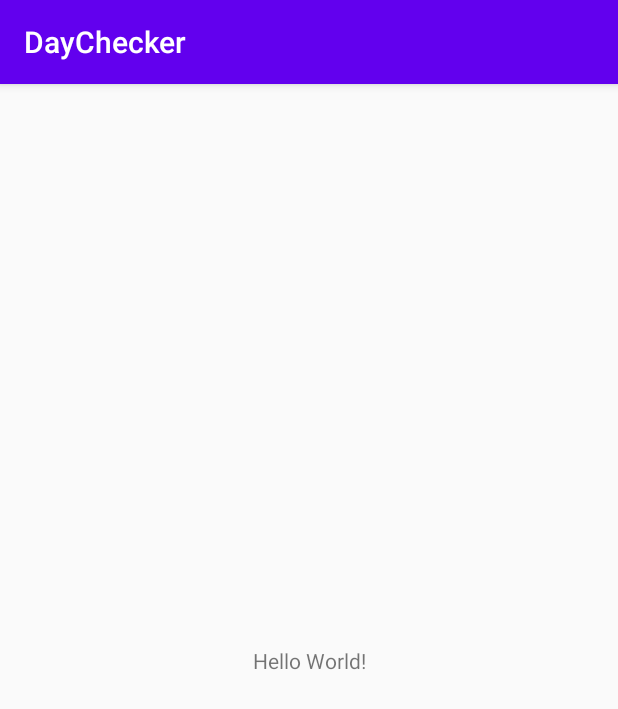
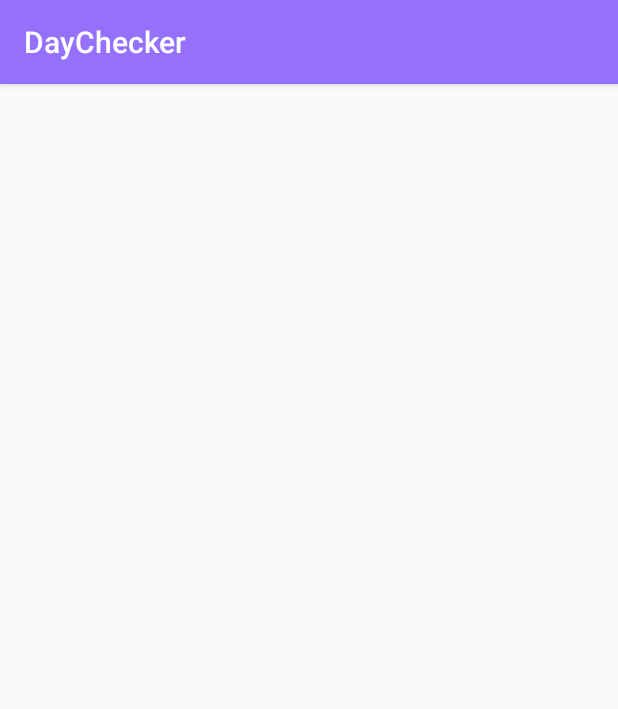
Before and after one commit to onhyeon618/Day_Checker, an Android app: the screen it shows after launch (MainActivity), on a phone screen of 412 x 824 dp. Shown: the top 709 px of the screen. Run offline under Robolectric (Android 15) with nearby library versions, the phone set to English and light mode, and no system bars; 2 statements that could not run were skipped.

Commit message:
Create xml files, edit login page xml

```diff
--- a/DayChecker/app/build.gradle
+++ b/DayChecker/app/build.gradle
@@ -3,6 +3,11 @@ apply plugin: 'kotlin-android'
 apply plugin: 'kotlin-android-extensions'
 
 android {
+
+    buildFeatures{
+        viewBinding true
+    }
+
     compileSdkVersion 30
     buildToolsVersion "30.0.2"
 
--- a/DayChecker/app/src/main/AndroidManifest.xml
+++ b/DayChecker/app/src/main/AndroidManifest.xml
@@ -9,7 +9,7 @@
         android:roundIcon="@mipmap/ic_launcher_round"
         android:supportsRtl="true"
         android:theme="@style/AppTheme">
-        <activity android:name=".MainActivity">
+        <activity android:name="com.toyprojects.daychecker.MainActivity">
             <intent-filter>
                 <action android:name="android.intent.action.MAIN" />
 
--- a/DayChecker/app/src/main/java/com/toyprojects/daychecker/MainActivity.kt
+++ b/DayChecker/app/src/main/java/com/toyprojects/daychecker/MainActivity.kt
@@ -2,10 +2,16 @@ package com.toyprojects.daychecker
 
 import androidx.appcompat.app.AppCompatActivity
 import android.os.Bundle
+import android.view.LayoutInflater
+import com.toyprojects.daychecker.R
+import com.toyprojects.daychecker.databinding.ActivityMainBinding
 
 class MainActivity : AppCompatActivity() {
     override fun onCreate(savedInstanceState: Bundle?) {
         super.onCreate(savedInstanceState)
-        setContentView(R.layout.activity_main)
+
+        val binding = ActivityMainBinding.inflate(layoutInflater)
+
+        setContentView(binding.root)
     }
 }
--- a/DayChecker/app/src/main/res/values/colors.xml
+++ b/DayChecker/app/src/main/res/values/colors.xml
@@ -1,6 +1,13 @@
 <?xml version="1.0" encoding="utf-8"?>
 <resources>
+    <!--
     <color name="colorPrimary">#6200EE</color>
     <color name="colorPrimaryDark">#3700B3</color>
     <color name="colorAccent">#03DAC5</color>
+    -->
+
+    <color name="mainTheme">#9570fa</color>
+    <color name="statusBar">#c3aeff</color>
+    <color name="basicBackground">#fbf9ff</color>
+    <color name="highlight">#fdaee5</color>
 </resources>
--- a/DayChecker/app/src/main/res/values/styles.xml
+++ b/DayChecker/app/src/main/res/values/styles.xml
@@ -2,9 +2,9 @@
     <!-- Base application theme. -->
     <style name="AppTheme" parent="Theme.AppCompat.Light.DarkActionBar">
         <!-- Customize your theme here. -->
-        <item name="colorPrimary">@color/colorPrimary</item>
-        <item name="colorPrimaryDark">@color/colorPrimaryDark</item>
-        <item name="colorAccent">@color/colorAccent</item>
+        <item name="colorPrimary">@color/mainTheme</item>
+        <item name="colorPrimaryDark">@color/statusBar</item>
+        <item name="colorAccent">@color/highlight</item>
     </style>
 
 </resources>
```
Also changed, not shown: DayChecker/app/src/main/res/layout/activity_main.xml (+12 -1 lines).
